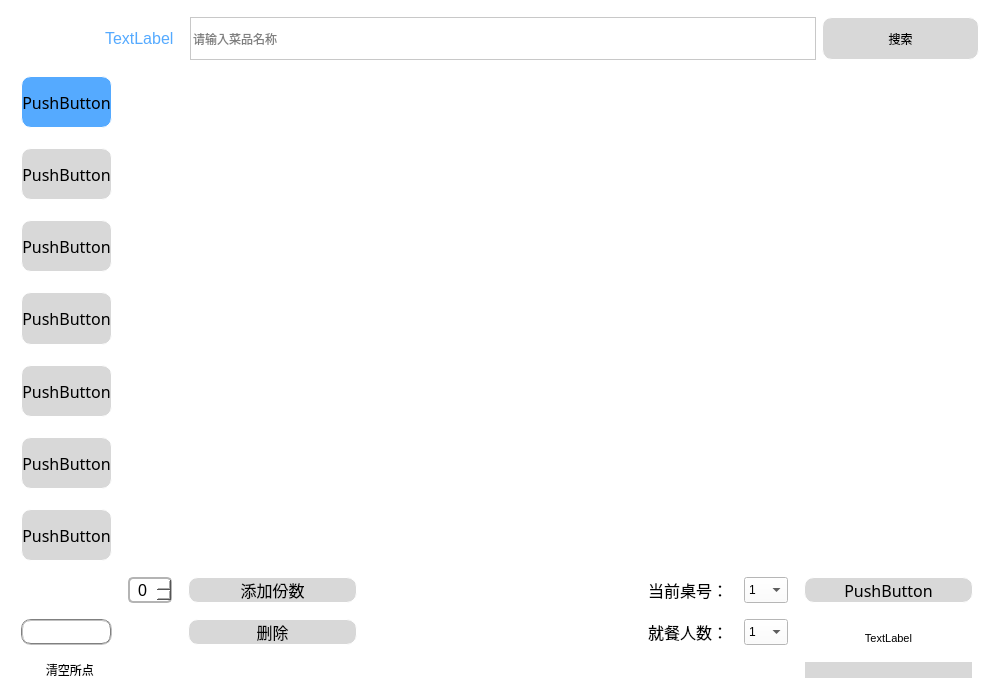
lyh9909/OrderSystem, file Form/order.ui: the form before one commit.
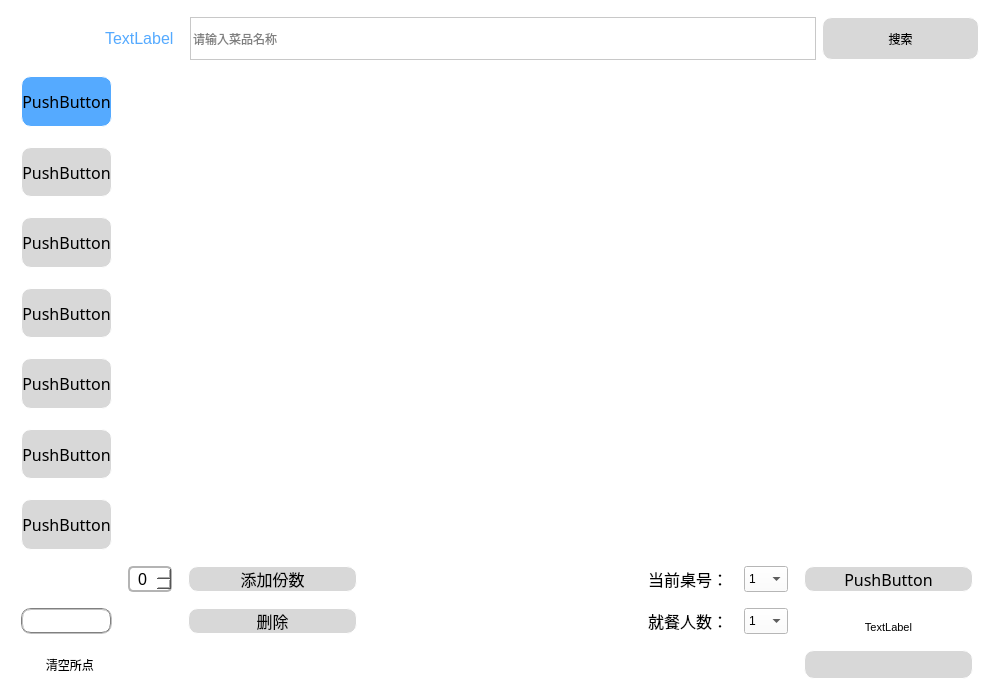
The form after the commit. Icons and pictures are not drawn.

```diff
--- a/Form/order.ui
+++ b/Form/order.ui
@@ -764,8 +764,8 @@
          </property>
          <property name="font">
           <font>
-           <family>Arial</family>
-           <pointsize>10</pointsize>
+           <family>宋体</family>
+           <pointsize>14</pointsize>
           </font>
          </property>
          <property name="styleSheet">
```
